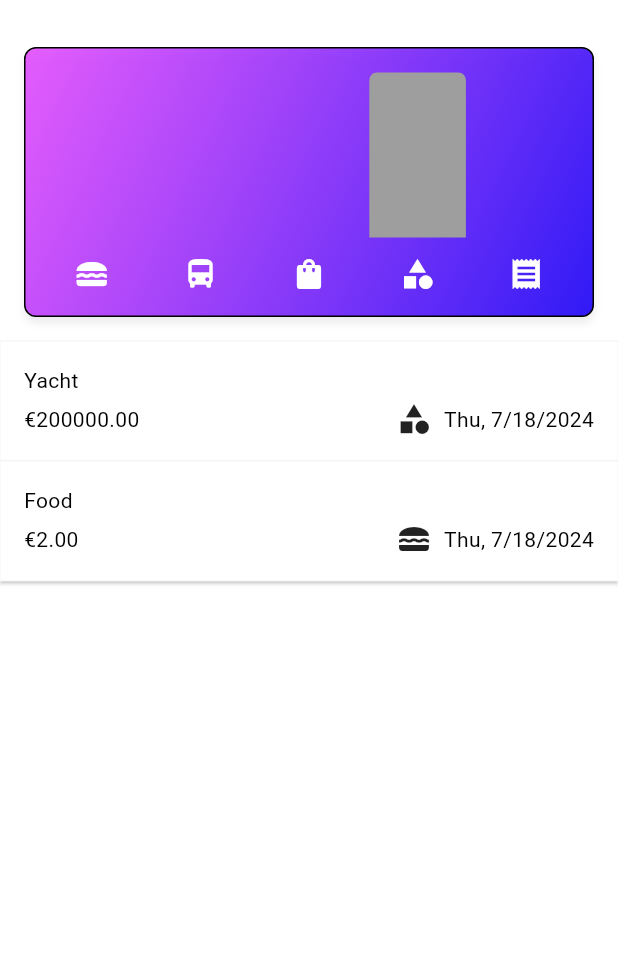
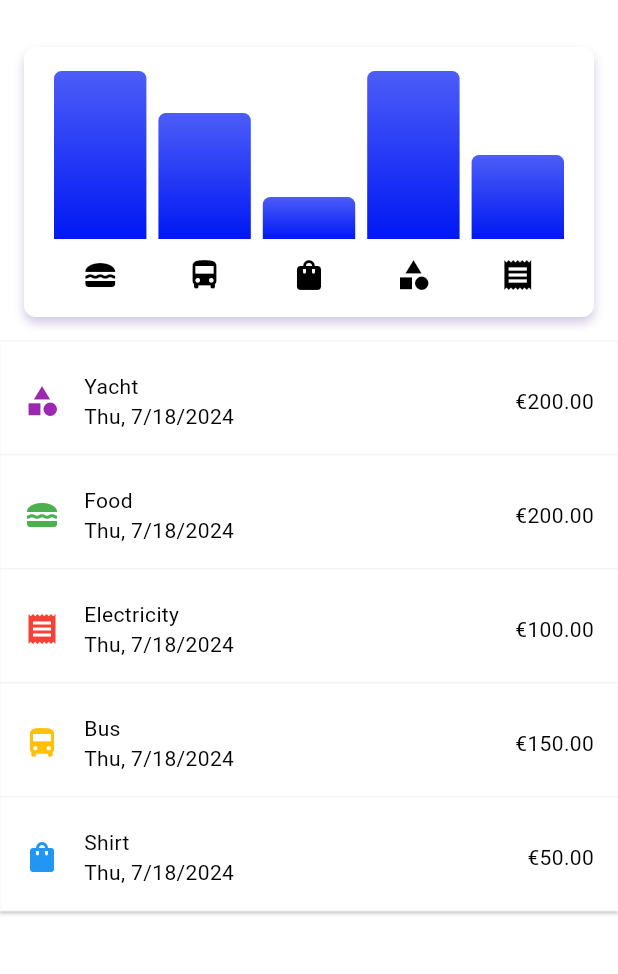
Before and after one commit to jaaraarkey/expense-tracker, a Flutter app: the screen it shows after launch, on a phone screen of 412 x 824 dp, the part 61-1035 px from its top. Run offline on Flutter 3.47's test engine with Material 3 defaults, Android fonts, the phone set to English and light mode, and no system bars.

Commit message:
established color theme

```diff
--- a/lib/main.dart
+++ b/lib/main.dart
@@ -1,11 +1,10 @@
 import 'package:flutter/material.dart';
-// import 'package:google_fonts/google_fonts.dart';
 import 'widgets/expenses.dart';
 
 var kColorScheme = const ColorScheme(
   brightness: Brightness.light,
   primary: Color.fromARGB(255, 0, 17, 255),
-  secondary: Colors.amberAccent,
+  secondary: Color.fromARGB(255, 225, 56, 255),
   surface: Colors.white,
   error: Color.fromARGB(255, 255, 32, 107),
   onPrimary: Colors.white,
@@ -17,15 +16,14 @@ var kColorScheme = const ColorScheme(
 var kDarkColorScheme = const ColorScheme(
   brightness: Brightness.dark,
   primary: Colors.amberAccent,
-    secondary:
-        Color.fromARGB(255, 0, 17, 255), //Color.fromARGB(255, 255, 238, 2),
+  secondary: Color.fromARGB(255, 0, 17, 255),
   surface: Color.fromARGB(255, 7, 1, 20),
   error: Color.fromARGB(255, 255, 32, 107),
   onPrimary: Colors.black,
-    // onSurfaceVariant: Color(0xFFBDBDBD),
   onSecondary: Colors.black,
   onSurface: Colors.white,
-    onError: Colors.white);
+  onError: Colors.white,
+);
 
 void main() {
   runApp(
@@ -77,7 +75,7 @@ void main() {
                 borderRadius: BorderRadius.circular(0),
                 side: const BorderSide().copyWith(
                     color: const Color.fromARGB(255, 45, 45, 45), width: 0)),
-            elevation: 1),
+            elevation: 8),
       ),
       theme: ThemeData(
         colorScheme: kColorScheme,
--- a/lib/model/expense.dart
+++ b/lib/model/expense.dart
@@ -19,6 +19,14 @@ const categoryIcons = {
   Category.clothes: Icons.shopping_bag,
   Category.transport: Icons.directions_bus,
   Category.other: Icons.category,
+};
+
+const categoryColors = {
+  Category.food: Colors.green,
+  Category.bills: Colors.red,
+  Category.clothes: Colors.blue,
+  Category.transport: Colors.amber,
+  Category.other: Colors.purple,
 };
 
 class Expense {
--- a/lib/widgets/chart/chart.dart
+++ b/lib/widgets/chart/chart.dart
@@ -39,11 +39,12 @@ class Chart extends StatelessWidget {
       margin: const EdgeInsets.all(16),
       padding: const EdgeInsets.symmetric(
         vertical: 16,
-        horizontal: 8,
+        horizontal: 16,
       ),
       width: double.infinity,
       height: 180,
       decoration: BoxDecoration(
+        color: isDarkMode ? Color.fromARGB(255, 35, 35, 35) : Colors.white,
         // gradient: LinearGradient(
         //   colors: [
         //     const Color.fromARGB(255, 44, 43, 43).withOpacity(0.7),
@@ -55,22 +56,23 @@ class Chart extends StatelessWidget {
         boxShadow: [
           BoxShadow(
             color: isDarkMode
-                ? Colors.white.withOpacity(.2)
-                : Colors.grey.withOpacity(.2),
-            blurRadius: 4,
+                ? Colors.white.withOpacity(0)
+                : ThemeData().primaryColor.withOpacity(.3),
+            blurRadius: 5,
             offset: const Offset(0, 4),
           ),
         ],
-        border: Border.all(),
+        // border: Border.all(),
+        // color: isDarkMode ? Colors.black : Colors.white,
         borderRadius: BorderRadius.circular(8),
-        gradient: LinearGradient(
-          colors: [
-            const Color.fromARGB(255, 225, 56, 255).withOpacity(.8),
-            const Color.fromARGB(255, 27, 3, 247).withOpacity(.9),
-          ],
-          begin: Alignment.topLeft,
-          end: Alignment.bottomRight,
-        ),
+        // gradient: LinearGradient(
+        //   colors: [
+        //     const Color.fromARGB(255, 225, 56, 255).withOpacity(.8),
+        //     const Color.fromARGB(255, 27, 3, 247).withOpacity(.9),
+        //   ],
+        //   begin: Alignment.topLeft,
+        //   end: Alignment.bottomRight,
+        // ),
       ),
       child: Column(
         children: [
@@ -95,7 +97,7 @@ class Chart extends StatelessWidget {
                     child: Padding(
                       padding: const EdgeInsets.symmetric(horizontal: 0),
                       child: Icon(categoryIcons[bucket.category],
-                          color: isDarkMode ? Colors.white : Colors.white),
+                          color: isDarkMode ? Colors.white : Colors.black),
                     ),
                   ),
                 )
--- a/lib/widgets/chart/chart_bar.dart
+++ b/lib/widgets/chart/chart_bar.dart
@@ -11,7 +11,7 @@ class ChartBar extends StatelessWidget {
   @override
   Widget build(BuildContext context) {
     final isDarkMode =
-        MediaQuery.of(context).platformBrightness == Brightness.light;
+        MediaQuery.of(context).platformBrightness == Brightness.dark;
     return Expanded(
         child: Padding(
       padding: const EdgeInsets.symmetric(horizontal: 4),
@@ -20,12 +20,22 @@ class ChartBar extends StatelessWidget {
         child: DecoratedBox(
           decoration: BoxDecoration(
             shape: BoxShape.rectangle,
-                borderRadius:
-                    const BorderRadius.vertical(top: Radius.circular(5)),
-                color: isDarkMode ? Colors.grey : Colors.white.withOpacity(.5)),
+            borderRadius: const BorderRadius.vertical(top: Radius.circular(5)),
+            gradient: LinearGradient(
+              colors: [
+                isDarkMode
+                    ? Colors.amberAccent.withOpacity(.7)
+                    : const Color.fromARGB(255, 0, 24, 244).withOpacity(.7),
+                isDarkMode
+                    ? Colors.amber.withOpacity(1)
+                    : const Color.fromARGB(255, 0, 24, 244),
+              ],
+              begin: Alignment.topCenter,
+              end: Alignment.bottomCenter,
             ),
           ),
         ),
-    );
+      ),
+    ));
   }
 }
--- a/lib/widgets/expenses.dart
+++ b/lib/widgets/expenses.dart
@@ -17,14 +17,29 @@ class _ExpensesState extends State<Expenses> {
   final List<Expense> _registeredExpenses = [
     Expense(
         title: "Yacht",
-        amount: 200000,
+        amount: 200,
         date: DateTime.now(),
         category: Category.other),
     Expense(
         title: "Food",
-        amount: 2,
+        amount: 200,
         date: DateTime.now(),
         category: Category.food),
+    Expense(
+        title: "Electricity",
+        amount: 100,
+        date: DateTime.now(),
+        category: Category.bills),
+    Expense(
+        title: "Bus",
+        amount: 150,
+        date: DateTime.now(),
+        category: Category.transport),
+    Expense(
+        title: "Shirt",
+        amount: 50,
+        date: DateTime.now(),
+        category: Category.clothes),
   ];
 
   void _openAddExpenseOverlay() {
--- a/lib/widgets/expenses_list/expense_item.dart
+++ b/lib/widgets/expenses_list/expense_item.dart
@@ -12,25 +12,41 @@ class ExpenseItem extends StatelessWidget {
         padding: const EdgeInsets.symmetric(vertical: 16, horizontal: 16),
         child: Column(
           children: [
-            Align(
-              alignment: Alignment.centerLeft,
-              child: Text(expense.title),
-            ),
+            // Align(
+            //   alignment: Alignment.centerLeft,
+            //   child: Text(expense.title),
+            // ),
             const SizedBox(height: 4),
             Row(
               mainAxisAlignment: MainAxisAlignment.spaceBetween,
               children: [
-                Text('€${expense.amount.toStringAsFixed(2)}'),
-                const Spacer(),
-                Row(
+                Icon(
+                  size: 24,
+                  categoryIcons[expense.category],
+                  color: categoryColors[expense.category],
+                ),
+                const SizedBox(width: 16),
+                Column(
+                  crossAxisAlignment: CrossAxisAlignment.start,
                   children: [
-                    Icon(categoryIcons[expense.category]),
-                    const SizedBox(width: 8),
-                    Text(expense.formattedDate),
+                    // Text(expense.title),
+                    Align(
+                      alignment: Alignment.topLeft,
+                      child: Text(expense.title),
+                    ),
+                    // Text(expense.title),
+                    Align(
+                        alignment: Alignment.centerLeft,
+                        child: Text(expense.formattedDate)),
                   ],
                 ),
+                const Spacer(),
+                Row(children: [
+                  const SizedBox(width: 16),
+                  Text('€${expense.amount.toStringAsFixed(2)}'),
+                ]),
               ],
-            )
+            ),
           ],
         ),
       ),
```
Lines whose indentation alone changed are shown as unchanged.
